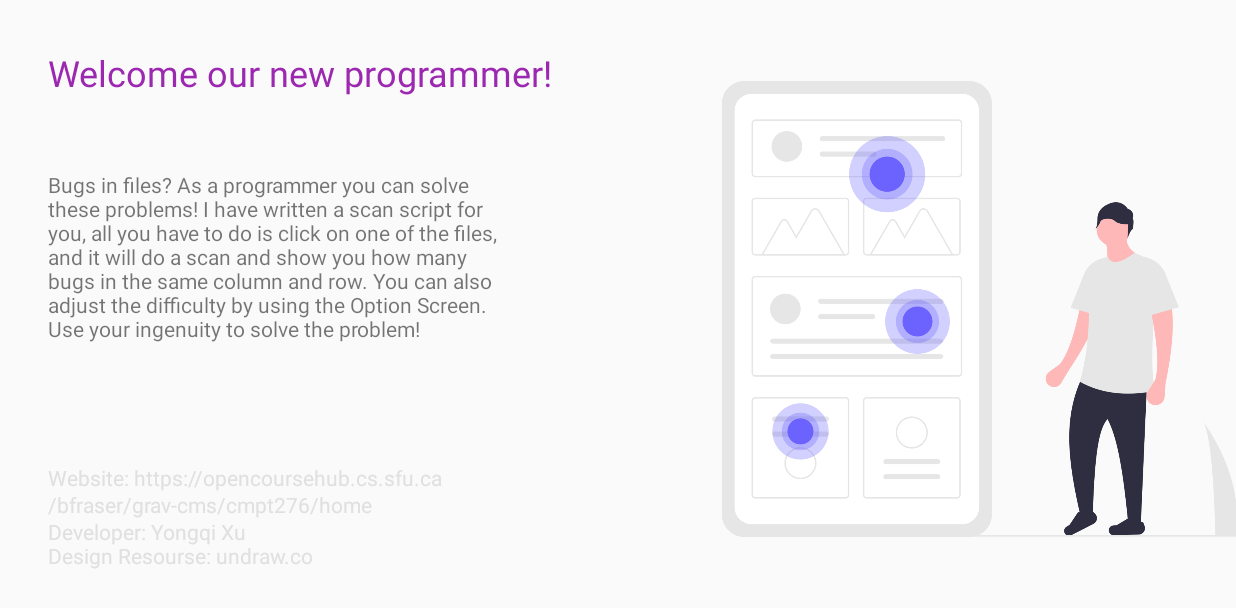
After one commit to JenkinsXu/thedebugginggame, an Android app: the HelpActivity screen opened directly, with no data from a screen before it, on a phone screen of 824 x 412 dp (held sideways). The commit adds this screen. Shown: the top 608 px of the screen. Run offline under Robolectric (Android 15) with nearby library versions, the phone set to English and light mode, and no system bars.

Commit message:
Add help screen to introduce rules.
HelpActivity and an xml file is added to support this.
Should reduce duplicated code in Menu activity.

```diff
--- a/app/src/main/AndroidManifest.xml
+++ b/app/src/main/AndroidManifest.xml
@@ -9,7 +9,12 @@
         android:roundIcon="@mipmap/ic_launcher_round"
         android:supportsRtl="true"
         android:theme="@style/AppTheme">
-        <activity android:name=".OptionActivity"
+        <activity
+            android:name=".HelpActivity"
+            android:screenOrientation="landscape">
+        </activity>
+        <activity
+            android:name=".OptionActivity"
             android:screenOrientation="landscape">
         </activity>
         <activity
@@ -23,7 +28,6 @@
         <activity
             android:name=".GameActivity"
             android:screenOrientation="landscape">
-
         </activity>
         <activity
             android:name=".MainActivity"
--- /dev/null
+++ b/app/src/main/java/io/jenkinsxu/github/findthebug/HelpActivity.java
@@ -0,0 +1,20 @@
+package io.jenkinsxu.github.findthebug;
+
+import androidx.appcompat.app.AppCompatActivity;
+
+import android.content.Context;
+import android.content.Intent;
+import android.os.Bundle;
+
+public class HelpActivity extends AppCompatActivity {
+
+    @Override
+    protected void onCreate(Bundle savedInstanceState) {
+        super.onCreate(savedInstanceState);
+        setContentView(R.layout.activity_help);
+    }
+
+    public static Intent makeIntent(Context context) {
+        return new Intent(context, HelpActivity.class);
+    }
+}
--- a/app/src/main/java/io/jenkinsxu/github/findthebug/MenuActivity.java
+++ b/app/src/main/java/io/jenkinsxu/github/findthebug/MenuActivity.java
@@ -16,7 +16,10 @@ public class MenuActivity extends AppCompatActivity {
 
         setupStartButton();
         setupOptionsButton();
+        setupHelpButton();
     }
+
+    // TODO: Clean up duplicate code
 
     private void setupStartButton() {
         Button button = (Button) findViewById(R.id.startButton);
@@ -39,4 +42,15 @@ public class MenuActivity extends AppCompatActivity {
             }
         });
     }
+
+    private void setupHelpButton() {
+        Button button = (Button) findViewById(R.id.helpButton);
+        button.setOnClickListener(new View.OnClickListener() {
+            @Override
+            public void onClick(View v) {
+                Intent intent = HelpActivity.makeIntent(MenuActivity.this);
+                startActivity(intent);
+            }
+        });
+    }
 }
--- a/app/src/main/java/io/jenkinsxu/github/findthebug/MessageFragment.java
+++ b/app/src/main/java/io/jenkinsxu/github/findthebug/MessageFragment.java
@@ -4,7 +4,6 @@ import android.app.AlertDialog;
 import android.app.Dialog;
 import android.content.DialogInterface;
 import android.os.Bundle;
-import android.util.Log;
 import android.view.LayoutInflater;
 import android.view.View;
 
--- /dev/null
+++ b/app/src/main/res/layout/activity_help.xml
@@ -0,0 +1,62 @@
+<?xml version="1.0" encoding="utf-8"?>
+<androidx.constraintlayout.widget.ConstraintLayout xmlns:android="http://schemas.android.com/apk/res/android"
+    xmlns:app="http://schemas.android.com/apk/res-auto"
+    xmlns:tools="http://schemas.android.com/tools"
+    android:layout_width="match_parent"
+    android:layout_height="match_parent"
+    tools:context=".HelpActivity">
+
+    <TextView
+        android:id="@+id/textView4"
+        android:layout_width="0dp"
+        android:layout_height="wrap_content"
+        android:lineSpacingExtra="0sp"
+        android:padding="32dp"
+        android:text="Bugs in files? As a programmer you can solve these problems! I have written a scan script for you, all you have to do is click on one of the files, and it will do a scan and show you how many bugs in the same column and row. You can also adjust the difficulty by using the Option Screen. Use your ingenuity to solve the problem!"
+        app:layout_constraintBottom_toTopOf="@+id/textView7"
+        app:layout_constraintEnd_toStartOf="@+id/guideline"
+        app:layout_constraintStart_toStartOf="parent"
+        app:layout_constraintTop_toBottomOf="@+id/textView5" />
+
+    <androidx.constraintlayout.widget.Guideline
+        android:id="@+id/guideline"
+        android:layout_width="wrap_content"
+        android:layout_height="wrap_content"
+        android:orientation="vertical"
+        app:layout_constraintGuide_begin="365dp" />
+
+    <TextView
+        android:id="@+id/textView5"
+        android:layout_width="wrap_content"
+        android:layout_height="wrap_content"
+        android:layout_marginStart="32dp"
+        android:layout_marginTop="32dp"
+        android:text="Welcome our new programmer!"
+        android:textColor="#9C27B0"
+        android:textSize="24sp"
+        app:layout_constraintStart_toStartOf="parent"
+        app:layout_constraintTop_toTopOf="parent" />
+
+    <ImageView
+        android:id="@+id/imageView3"
+        android:layout_width="wrap_content"
+        android:layout_height="wrap_content"
+        android:padding="16sp"
+        android:scaleX="0.8"
+        android:scaleY="0.8"
+        android:translationX="-100dp"
+        app:layout_constraintStart_toStartOf="@+id/guideline"
+        app:layout_constraintTop_toTopOf="parent"
+        app:srcCompat="@drawable/bugs_in_file" />
+
+    <TextView
+        android:id="@+id/textView7"
+        android:layout_width="0dp"
+        android:layout_height="wrap_content"
+        android:padding="32dp"
+        android:text="Website: https://opencoursehub.cs.sfu.ca/bfraser/grav-cms/cmpt276/home\nDeveloper: Yongqi Xu\nDesign Resourse: undraw.co"
+        android:textColor="#E0E0E0"
+        app:layout_constraintBottom_toBottomOf="parent"
+        app:layout_constraintEnd_toEndOf="@+id/textView4"
+        app:layout_constraintStart_toStartOf="parent" />
+</androidx.constraintlayout.widget.ConstraintLayout>
```
Also changed, not shown: app/src/main/res/drawable/bugs_in_file.png (added).
